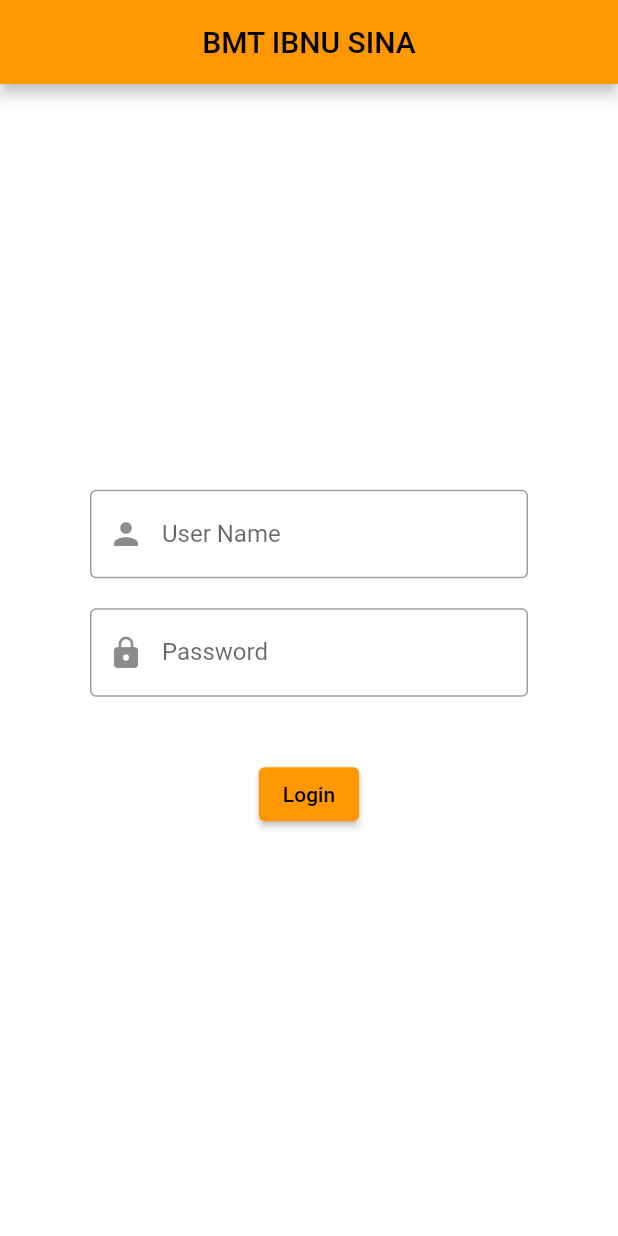
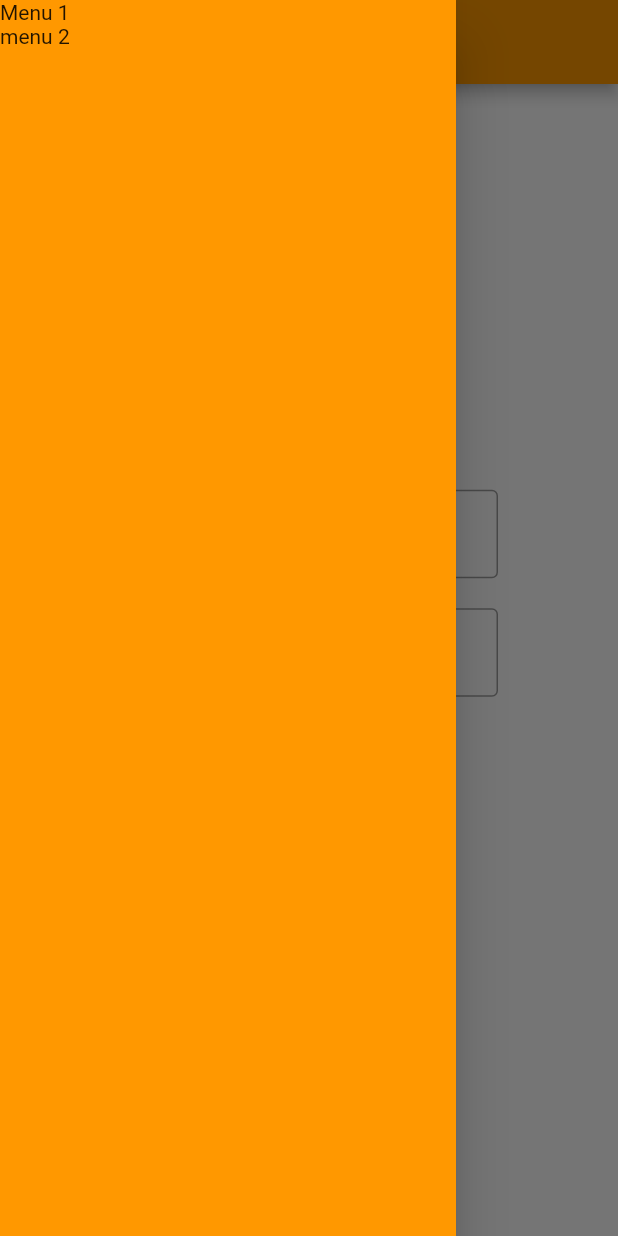
Before and after one commit to abilyc/bmt_ibnusina, a Flutter app: the screen it shows after launch, with the side drawer open (before the commit the screen has no drawer), on a phone screen of 412 x 824 dp. Run offline on Flutter 3.47's test engine with Material 2 defaults, Android fonts, the phone set to English and light mode, and no system bars; missing offline and left inert: bitsdojo_window, hasura_connect.

Commit message:
Fix Login Logic

```diff
--- a/lib/auth/services.dart
+++ b/lib/auth/services.dart
@@ -1,26 +1,31 @@
 import 'dart:async';
 
 import 'package:bmt_ibnusina/models/user.dart';
-import 'package:flutter/cupertino.dart';
+import 'package:bmt_ibnusina/screens/home.dart';
+import 'package:bmt_ibnusina/tools/wrapper.dart';
+import 'package:flutter/material.dart';
 
 class Auth {
   static final Auth _this = Auth._();
   static User _user = User();
   static final StreamController<User> _streamController =
       StreamController.broadcast();
-  static BuildContext? _context;
+  late BuildContext context;
+  static void ctx(v) => _this.context = v;
   static void user(v) {
     _user = User.fromJson(v);
     _streamController.sink.add(_user);
+    Navigator.pushReplacement(
+        _this.context,
+        MaterialPageRoute(
+            builder: (context) => const Wrapper(body: Home(), menu: true)));
   }
 
   static get userData => _user;
   static get streamError => _streamController.addError('error');
   static Stream<User> get streamUser => _streamController.stream;
 
-  factory Auth({context}) {
-    _context = context;
-    // _streamController.add(userData);
+  factory Auth() {
     return _this;
   }
 
--- a/lib/main.dart
+++ b/lib/main.dart
@@ -1,6 +1,5 @@
 import 'package:bmt_ibnusina/auth/services.dart';
-import 'package:bmt_ibnusina/models/user.dart';
-import 'package:bmt_ibnusina/screens/home.dart';
+import 'package:bmt_ibnusina/tools/wrapper.dart';
 import 'package:flutter/material.dart';
 import 'dart:io';
 import 'screens/login.dart';
@@ -27,7 +26,7 @@ class MyApp extends StatelessWidget {
   // This widget is the root of your application.
   @override
   Widget build(BuildContext context) {
-    Auth(context: context);
+    Auth();
     return MaterialApp(
         debugShowCheckedModeBanner: false,
         title: 'BMT Ibnu Sina',
@@ -36,27 +35,9 @@ class MyApp extends StatelessWidget {
           canvasColor: Colors.transparent,
           scaffoldBackgroundColor: Colors.transparent,
         ),
-        home: SafeArea(
-          child: Scaffold(
-              appBar: AppBar(
-                title: const Text('BMT IBNU SINA'),
-                centerTitle: true,
-              ),
-              body: Container(
-                  width: double.infinity,
-                  height: double.infinity,
-                  decoration: BoxDecoration(
-                      // borderRadius: BorderRadius.vertical(bottom: Radius.circular(20.0)),
-                      color: Colors.white),
-                  child: StreamBuilder(
-                      stream: Auth.streamUser,
-                      builder: (context, AsyncSnapshot<User> snapshot) {
-                        if (snapshot.hasData) {
-                          return const Home();
-                        }else{
-                          return const LoginScreen();
-                        }
-                      }))),
-        ));
+        home: Builder(builder: (context) {
+          Auth.ctx(context);
+          return const Wrapper(body: LoginScreen());
+        }));
   }
 }
--- a/lib/models/user.dart
+++ b/lib/models/user.dart
@@ -1,10 +1,10 @@
 class User {
-  String? userName;
-  String? userId;
-  String? userRole;
-  String? token;
+  dynamic userName;
+  dynamic userId;
+  dynamic userRole;
+  dynamic token;
 
-  User({this.userName = '', this.userId = '', this.userRole = '', this.token = ''});
+  User({this.userName, this.userId, this.userRole, this.token});
 
   User.fromJson(Map<String, dynamic> json)
       : userName = json['data']['login']['username'],
--- a/lib/screens/home.dart
+++ b/lib/screens/home.dart
@@ -1,7 +1,6 @@
+import 'package:bmt_ibnusina/auth/services.dart';
 import 'package:flutter/cupertino.dart';
 import 'package:flutter/material.dart';
-import 'package:flutter/src/foundation/key.dart';
-import 'package:flutter/src/widgets/framework.dart';
 
 class Home extends StatelessWidget {
   const Home({Key? key}) : super(key: key);
@@ -9,7 +8,7 @@ class Home extends StatelessWidget {
   @override
   Widget build(BuildContext context) {
     return Container(
-      child: Text('Welcome Dude'),
+      child: Text("Welcome ${Auth.userData.userName}"),
     );
   }
 }
--- a/lib/screens/login.dart
+++ b/lib/screens/login.dart
@@ -38,7 +38,7 @@ class LoginScreen extends StatelessWidget {
             const SizedBox(height: 80),
             ElevatedButton(
               onPressed: () =>
-                  login(nameController.text, passwordController.text),
+                  login(context, nameController.text, passwordController.text),
               child: const Text('Login'),
             )
           ],
@@ -48,7 +48,7 @@ class LoginScreen extends StatelessWidget {
   }
 }
 
-login(String? username, String? password) async {
+login(BuildContext context, String? username, String? password) async {
   HasuraConnect hasuraConnect =
       HasuraConnect('https://ibs-finance.hasura.app/v1/graphql');
   try {
@@ -57,5 +57,7 @@ login(String? username, String? password) async {
     Auth.user(data);
   } catch (e) {
     Auth.streamError;
+    ScaffoldMessenger.of(context)
+        .showSnackBar(const SnackBar(content: Text('Login Gagal')));
   }
 }
--- /dev/null
+++ b/lib/tools/navbar.dart
@@ -0,0 +1,18 @@
+import 'package:flutter/material.dart';
+
+class NavBar extends StatelessWidget {
+  const NavBar({Key? key}) : super(key: key);
+
+  @override
+  Widget build(BuildContext context) {
+    return Drawer(
+      backgroundColor: Colors.orange,
+      child: ListView(
+        children: const [
+          Text('Menu 1'),
+          Text('menu 2')
+        ],
+      ),
+    );
+  }
+}
--- /dev/null
+++ b/lib/tools/wrapper.dart
@@ -0,0 +1,31 @@
+import 'package:flutter/material.dart';
+
+import 'navbar.dart';
+
+class Wrapper extends StatelessWidget {
+  const Wrapper({Key? key, required this.body, this.judul = 'BMT IBNU SINA', this.menu = false}) : super(key: key,);
+  final Widget body;
+  final String judul;
+  final bool menu;
+
+  @override
+  Widget build(BuildContext context) {
+    return SafeArea(
+      child: Scaffold(
+        appBar: AppBar(
+          automaticallyImplyLeading: menu,
+          title: Text(judul),
+          centerTitle: true,
+        ),
+        drawer: const NavBar(),
+        body: Container(
+          padding: const EdgeInsets.symmetric(vertical: 20, horizontal: 20),
+          width: double.infinity,
+          height: double.infinity,
+          decoration: const BoxDecoration(color: Colors.white),
+          child:body,
+        ),
+      )
+    );
+  }
+}
```
